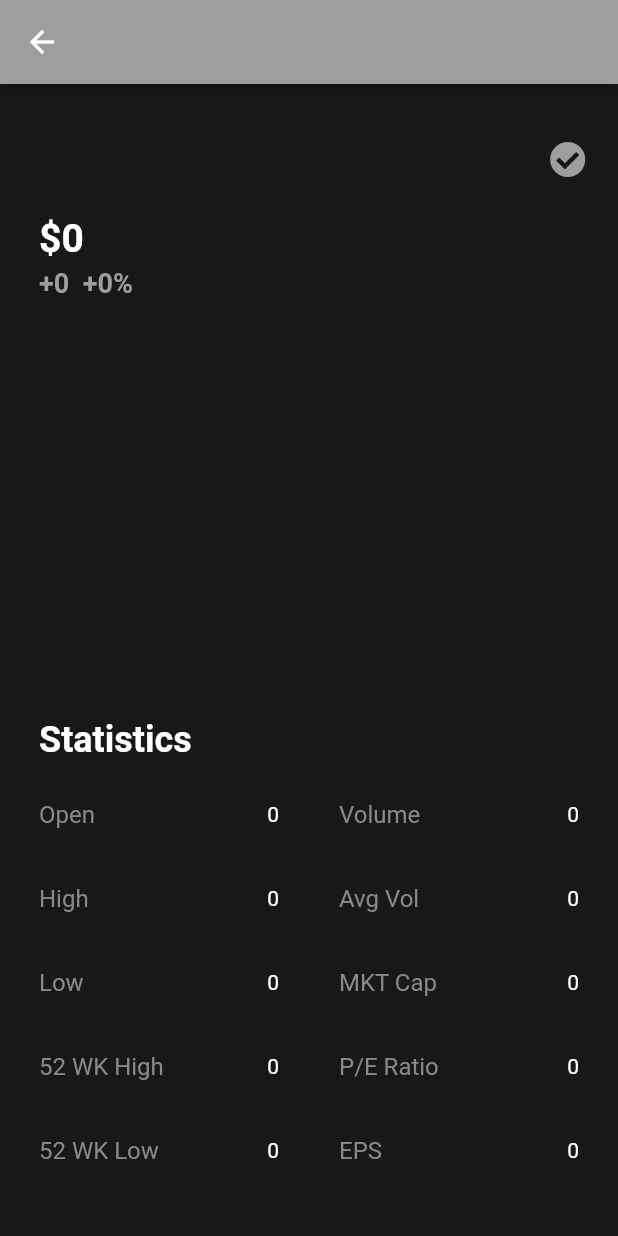
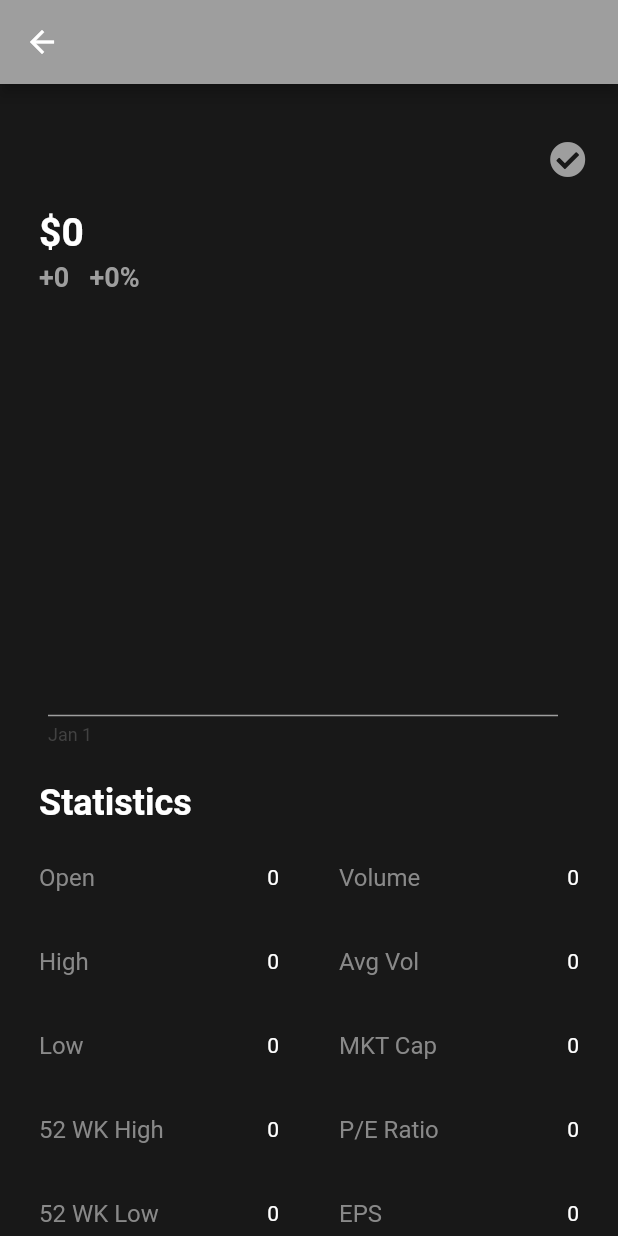
Before and after one commit to JoshuaR503/Stock-Market-App, a Flutter app: the ProfileScreen screen opened directly with empty values, on a phone screen of 412 x 824 dp. Run offline on Flutter 3.47's test engine with Material 2 defaults, Android fonts, the phone set to English and light mode, and no system bars; our stand-ins replace bloc, charts_flutter, dio, flutter_bloc, flutter_spinkit, font_awesome_flutter and 2 more; network calls fail.

Commit message:
Renamed files and fixed some stuff

```diff
--- a/lib/widgets/profile/profile.dart
+++ b/lib/widgets/profile/profile.dart
@@ -31,7 +31,6 @@ class Profile extends StatelessWidget {
         }
 
         if (state is ProfileLoaded) {
-
           return ProfileScreen(
             profile: state.profileModel,
 
--- a/lib/widgets/profile/screen.dart
+++ b/lib/widgets/profile/screen.dart
@@ -3,11 +3,11 @@ import 'package:flutter/material.dart';
 import 'package:sma/models/profile/profile.dart';
 
 import 'package:sma/shared/colors.dart';
-import 'package:sma/widgets/profile/widgets/graph.dart';
 import 'package:sma/widgets/profile/widgets/price.dart';
-import 'package:sma/widgets/profile/widgets/profile.dart';
+import 'package:sma/widgets/profile/widgets/profile_about.dart';
+import 'package:sma/widgets/profile/widgets/profile_graph.dart';
+import 'package:sma/widgets/profile/widgets/profile_statistics.dart';
 import 'package:sma/widgets/profile/widgets/save_button.dart';
-import 'package:sma/widgets/profile/widgets/statistics.dart';
 import 'package:sma/widgets/profile/widgets/styles.dart';
 
 class ProfileScreen extends StatelessWidget {
@@ -24,8 +24,12 @@ class ProfileScreen extends StatelessWidget {
     @required this.color,
   });
 
-  Widget _renderTop() {
-    return Row(
+  Widget _renderUpperPart() {
+    return Column(
+      crossAxisAlignment: CrossAxisAlignment.start,
+      children: <Widget>[
+
+        Row(
           mainAxisAlignment: MainAxisAlignment.spaceBetween,
           children: <Widget>[
             Expanded(
@@ -44,24 +48,23 @@ class ProfileScreen extends StatelessWidget {
               symbol: this.profile.stockQuote.symbol,
             )
           ],
-    );
-  }
+        ),
 
-  Widget _renderPrice() {
-    return  ProfilePrice(
+        ProfilePrice(
           isMarketOpen: this.isMarketOpen,
           color: this.color,
           quote: this.profile.stockQuote,
-    );
-  }
+        ),
 
-  Widget _renderGraph() {
-    return Container(
-      height: 250,
+        Container(
+          height: 300,
+          padding: EdgeInsets.only(top: 26),
           child: SimpleTimeSeriesChart(
             chart: this.profile.stockChart,
             color: this.color
           )
+        )
+      ],
     );
   }
 
@@ -74,19 +77,17 @@ class ProfileScreen extends StatelessWidget {
       ),
 
       backgroundColor: kScaffoldBackground,
-      body: ListView(
+      body: SafeArea(
+        child: ListView(
           physics: BouncingScrollPhysics(),
           padding: EdgeInsets.only(left: 26, right: 26, top: 26),
           children: <Widget>[
-          this._renderTop(),
-          SizedBox(height: 4),
-          this._renderPrice(),
-          SizedBox(height: 4),
-          this._renderGraph(),
+            this._renderUpperPart(),
             StatisticsWidget(quote: this.profile.stockQuote),
             CompanyProfileWidget(profile: this.profile.stockProfile),
           ],
         ),
+      )
     );
   }
 }
--- a/lib/widgets/profile/widgets/price.dart
+++ b/lib/widgets/profile/widgets/price.dart
@@ -73,8 +73,8 @@ class _ProfilePriceState extends State<ProfilePrice> {
   @override
   Widget build(BuildContext context) {
 
-    final negativeChange = '${formatText(this.change)}  ${formatText(this.changesPercentage)}%';
-    final positiveChange = '+${formatText(this.change)}  +${formatText(this.changesPercentage)}%';
+    final negativeChange = '${formatText(this.change)}   ${formatText(this.changesPercentage)}%';
+    final positiveChange = '+${formatText(this.change)}   +${formatText(this.changesPercentage)}%';
     final String text = this.change < 0
       ? negativeChange
       : positiveChange;
--- a/lib/widgets/profile/widgets/graph.dart
+++ b/lib/widgets/profile/widgets/profile_graph.dart
@@ -12,42 +12,29 @@ class SimpleTimeSeriesChart extends StatelessWidget {
     @required this.color
   });
 
-  List<RowData> _parseData() {
-
-    return this.chart
-    .map((item) => RowData(
-      timeStamp: DateTime.parse(item.date),
-      cost: item.close
-    ))
-    .toList();
-  }
 
   @override
   Widget build(BuildContext context) {
 
     return charts.TimeSeriesChart(
-
       [
         charts.Series<RowData, DateTime>(
+
           id: 'Cost',
           colorFn: (_, __) => charts.ColorUtil.fromDartColor(color),
           domainFn: (RowData row, _) => row.timeStamp,
           measureFn: (RowData row, _) => row.cost,
-          data: _parseData(),
+          data: this.chart
+            .map((item) => RowData(timeStamp: DateTime.parse(item.date), cost: item.close))
+            .toList(),
         ),
       ],
 
-      animate: true,
-
       primaryMeasureAxis: charts.NumericAxisSpec(
-        tickProviderSpec: charts.BasicNumericTickProviderSpec(desiredTickCount: 2),
+        tickProviderSpec: charts.BasicNumericTickProviderSpec(desiredTickCount: 1),
         renderSpec: charts.NoneRenderSpec()
       ),
 
-      domainAxis: charts.DateTimeAxisSpec(
-        showAxisLine: false,
-        renderSpec: charts.NoneRenderSpec()
-      ),
     );
   }
 }
--- a/lib/widgets/profile/widgets/statistics.dart
+++ b/lib/widgets/profile/widgets/profile_statistics.dart
@@ -8,7 +8,7 @@ import 'package:sma/widgets/profile/widgets/styles.dart';
 
 class StatisticsWidget extends StatelessWidget {
 
-  final style =  TextStyle(color: kLighterGray);
+  final style = TextStyle(color: kLighterGray);
   final StockQuote quote;
 
   StatisticsWidget({
```
Also changed, not shown: lib/widgets/profile/widgets/profile_about.dart (renamed from lib/widgets/profile/widgets/profile.dart). Lines whose indentation alone changed are shown as unchanged.
